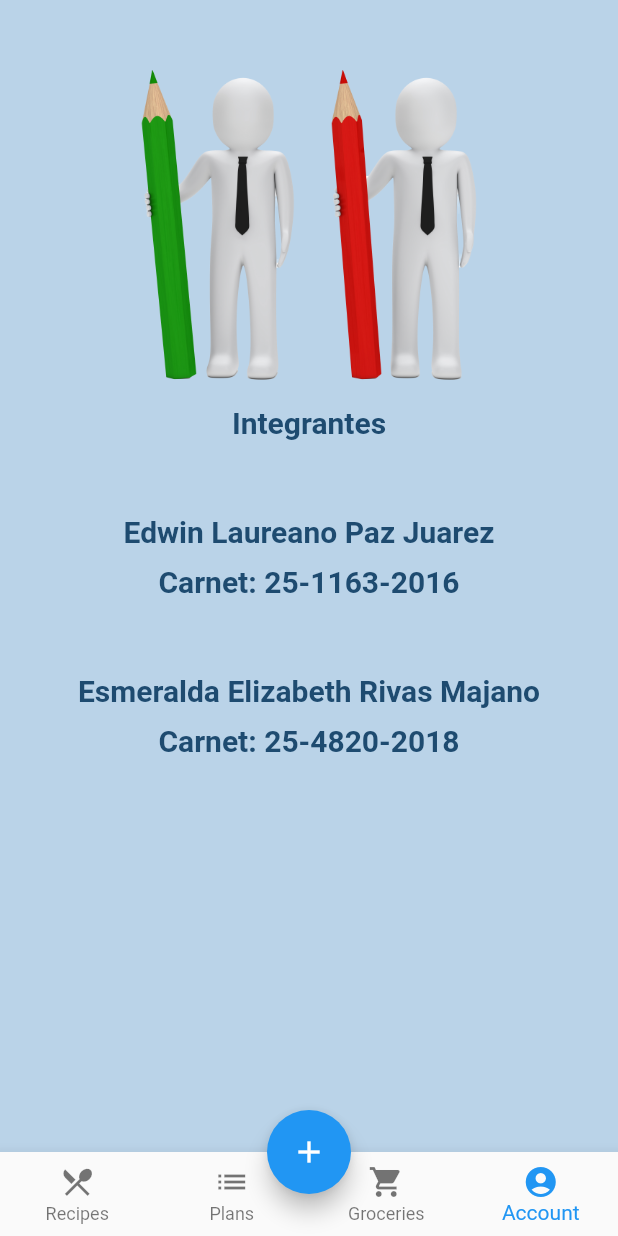
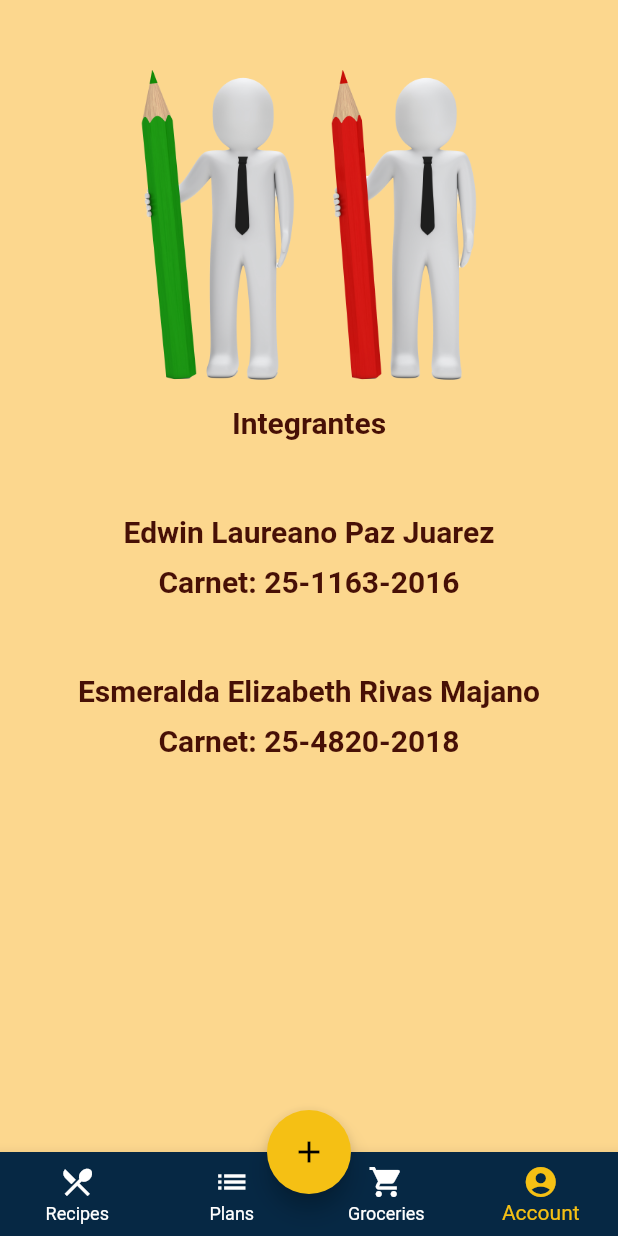
Before and after one commit to edwinpaz1995/Flutter, a Flutter app: the screen it shows after launch, item 4 of the bottom bar chosen, after a tap on the "add" icon, on a phone screen of 412 x 824 dp. Run offline on Flutter 3.47's test engine with Material 2 defaults, Android fonts, the phone set to English and light mode, and no system bars; network calls fail.

Commit message:
color
colores

```diff
--- a/Flutter/p2/lib/paginas/account.dart
+++ b/Flutter/p2/lib/paginas/account.dart
@@ -9,7 +9,7 @@ class Account extends StatelessWidget {
       height: double.infinity,
       width: double.infinity,
       decoration: BoxDecoration(
-        color: Color.fromARGB(169, 153, 191, 223)
+        color: Color.fromARGB(176, 253, 200, 93)
       ),
       child: SingleChildScrollView(
         padding: EdgeInsets.symmetric(
@@ -31,7 +31,7 @@ class Account extends StatelessWidget {
               'Integrantes',
               style: TextStyle
               (
-                color: Color.fromARGB(232, 14, 61, 100),
+                color: Color.fromARGB(255, 71, 16, 6),
                 fontSize: 20,
                 fontWeight: FontWeight.w700
               ),
@@ -44,7 +44,7 @@ class Account extends StatelessWidget {
               'Edwin Laureano Paz Juarez',
               style: TextStyle
               (
-                color: Color.fromARGB(232, 14, 61, 100),
+                color: Color.fromARGB(255, 71, 16, 6),
                 fontSize: 20,
                 fontWeight: FontWeight.w700
               ),
@@ -57,7 +57,7 @@ class Account extends StatelessWidget {
               'Carnet: 25-1163-2016',
               style: TextStyle
               (
-                color: Color.fromARGB(232, 14, 61, 100),
+                color: Color.fromARGB(255, 71, 16, 6),
                 fontSize: 20,
                 fontWeight: FontWeight.w700
               ),
@@ -70,7 +70,7 @@ class Account extends StatelessWidget {
               'Esmeralda Elizabeth Rivas Majano',
               style: TextStyle
               (
-                color: Color.fromARGB(232, 14, 61, 100),
+                color: Color.fromARGB(255, 71, 16, 6),
                 fontSize: 20,
                 fontWeight: FontWeight.w700
               ),
@@ -83,7 +83,7 @@ class Account extends StatelessWidget {
               'Carnet: 25-4820-2018',
               style: TextStyle
               (
-                color: Color.fromARGB(232, 14, 61, 100),
+                color: Color.fromARGB(255, 71, 16, 6),
                 fontSize: 20,
                 fontWeight: FontWeight.w700
               ),
--- a/Flutter/p2/lib/paginas/groceries.dart
+++ b/Flutter/p2/lib/paginas/groceries.dart
@@ -14,7 +14,7 @@ class Groceries extends StatelessWidget {
     String Categories = "";
     return Container(
       height: double.infinity,
-      decoration: BoxDecoration(color: Color.fromARGB(169, 153, 191, 223)),
+      decoration: BoxDecoration(color: Color.fromARGB(176, 253, 200, 93)),
       child: ListView(
         children: [getVegetales(), getEnlatados(), getPastas()],
       ),
--- a/Flutter/p2/lib/paginas/menu.dart
+++ b/Flutter/p2/lib/paginas/menu.dart
@@ -27,11 +27,19 @@ class _MenuState extends State<Menu> {
       body: Center(child: _paginas[_selectedIndex]),
       floatingActionButtonLocation: FloatingActionButtonLocation.centerDocked,
       floatingActionButton: FloatingActionButton(
-          child: Icon(Icons.add), onPressed: () {}, tooltip: 'Increment'),
+        backgroundColor: Color.fromARGB(255, 245, 192, 20),
+          child: Icon(
+            Icons.add,
+            color: Color.fromARGB(255, 0, 0, 0),
+            ),
+            onPressed: () {}, tooltip: 'Increment'),
       bottomNavigationBar: BottomNavigationBar(
         currentIndex: _selectedIndex,
         onTap: _navigateBottonBar,
         type: BottomNavigationBarType.fixed,
+        backgroundColor: Color.fromARGB(255, 6, 40, 68),
+        unselectedItemColor: Colors.white,
+        selectedItemColor: Color.fromARGB(255, 245, 192, 20),
         items: [
           BottomNavigationBarItem(
               icon: Icon(Icons.restaurant_menu), label: 'Recipes'),
--- a/Flutter/p2/lib/paginas/recipes.dart
+++ b/Flutter/p2/lib/paginas/recipes.dart
@@ -7,7 +7,7 @@ class Recipes extends StatelessWidget {
   @override
   Widget build(BuildContext context) {
     return Container(
-        decoration: BoxDecoration(color: Color.fromARGB(169, 153, 191, 223)),
+        decoration: BoxDecoration(color: Color.fromARGB(176, 253, 200, 93)),
         child: ListView(
           children: <Widget>[
             SizedBox(height: 50),
@@ -15,7 +15,7 @@ class Recipes extends StatelessWidget {
               child: Text(
                 'Listado de productos',
                 style: TextStyle(
-                    color: Color.fromARGB(232, 14, 61, 100),
+                    color: Color.fromARGB(255, 71, 16, 6),
                     fontSize: 28,
                     fontWeight: FontWeight.w700),
               ),
```
Also changed, not shown: Flutter/p2/lib/paginas/plans.dart (+6 -6 lines).
